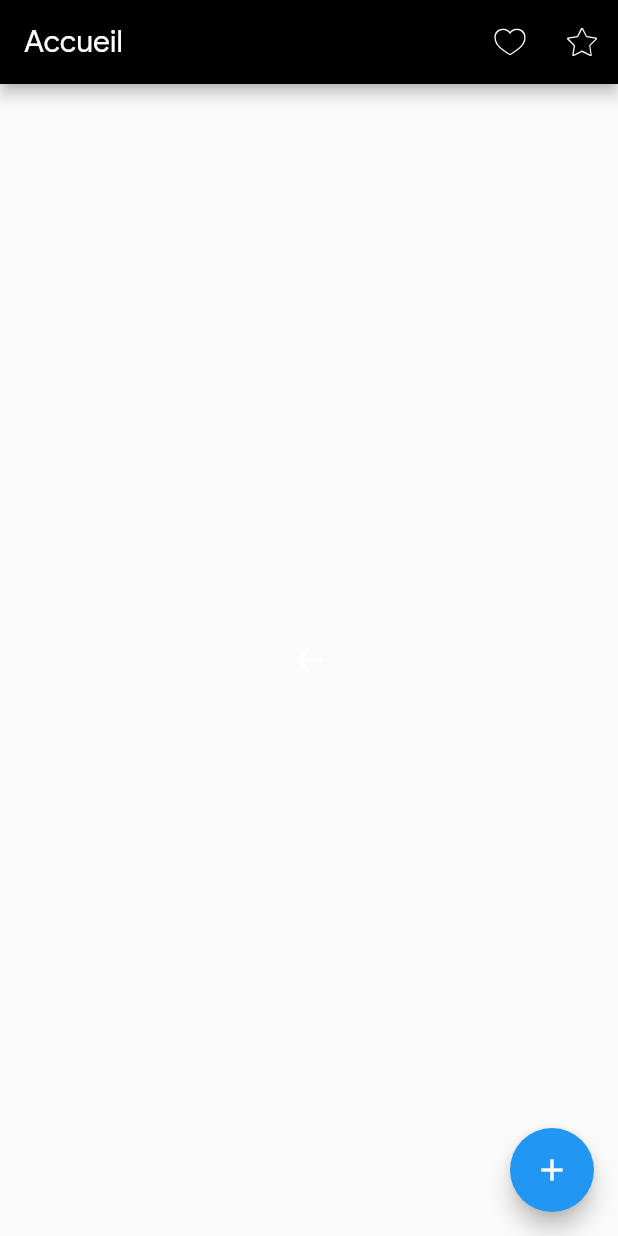
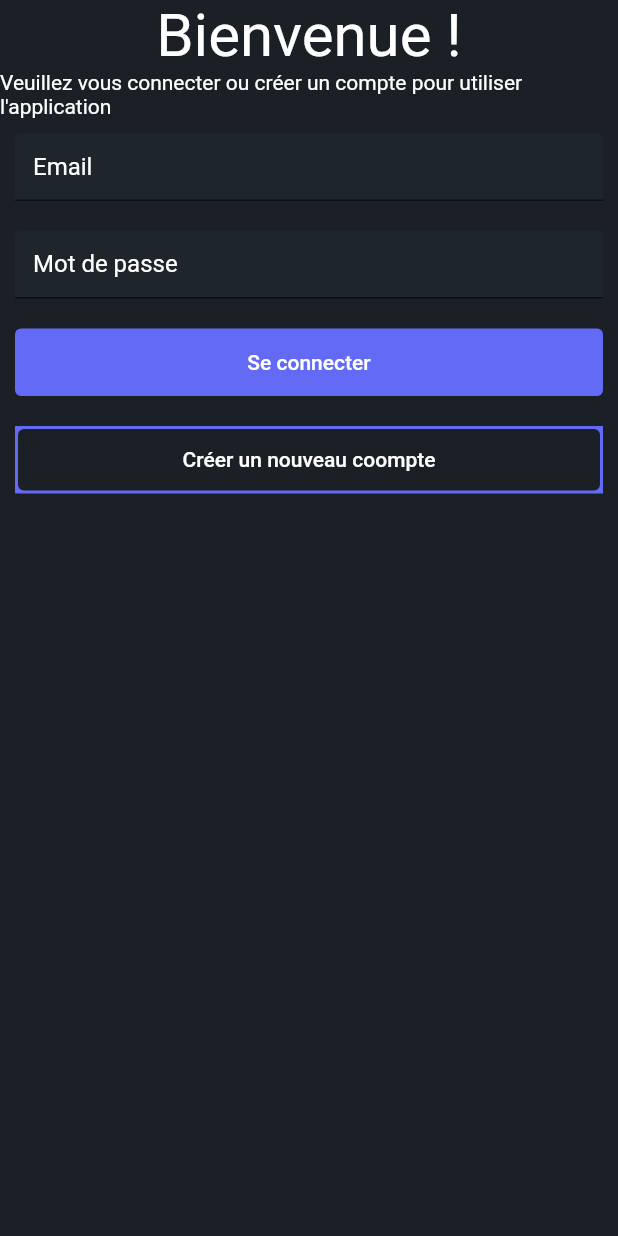
Before and after one commit to Ulpeo/projet_steam, a Flutter app: the screen it shows after launch, on a phone screen of 412 x 824 dp. Run offline on Flutter 3.47's test engine with Material 2 defaults, Android fonts, the light colour scheme and no system bars; our stand-ins replace flutter_svg.

Commit message:
page connexion + widgets

```diff
--- a/lib/Pages/WidgetsClasses/props.dart
+++ b/lib/Pages/WidgetsClasses/props.dart
@@ -32,6 +32,9 @@ Widget searchbar(){
 
 Widget game(){
   return(
+  Center(
+
+    child: (
     Row(
       children: [
         SvgPicture.asset('assets/images/empty_likes.svg'),
@@ -43,6 +46,7 @@ Widget game(){
           ],
         ),
         Container(
+
           color: const Color(0xFF636AF6) ,
           child:
             Text('En savoir plus', style: TextStyle(color: Colors.white),),
@@ -50,5 +54,91 @@ Widget game(){
       ],
 
     )
+    ),
+  )
+
   );
 }
+
+Widget button(String mot){
+  return(
+  Container(
+    width: 400,
+    height: 45,
+    margin: const EdgeInsets.all(10.0),
+    child: TextButton(
+      style: TextButton.styleFrom(
+        backgroundColor: const Color(0xFF636AF6),
+
+      ),
+      onPressed: () {},
+      child: Text(
+        mot,
+        style: TextStyle(
+          color: Color(0xffffffff),
+        ),
+      ),
+    ),
+  )
+  );
+}
+
+
+
+
+Widget buttonCompte(){
+  return(
+      Container(
+        width: 400,
+        height: 45,
+        margin: const EdgeInsets.all(10.0),
+        decoration: ShapeDecoration(
+            color: const Color(0xFF636AF6),
+            shape: RoundedRectangleBorder(
+                borderRadius: BorderRadius.circular(0),
+                side: BorderSide(
+                    width: 2,
+                    color:const Color(0xFF636AF6)
+                )
+            )
+        ),
+        child: TextButton(
+          style: TextButton.styleFrom(
+            backgroundColor: const Color(0xFF1A2025),
+
+          ),
+
+          onPressed: () {},
+          child: Text(
+            "Créer un nouveau coompte",
+            style: TextStyle(
+              color: Color(0xffffffff),
+            ),
+          ),
+        ),
+      )
+  );
+}
+
+Widget champText(String mot){
+  return(
+
+  Container(
+    width: 400,
+    height: 45,
+    margin: const EdgeInsets.all(10.0),
+    child: (
+        TextField(
+          //obscureText: true,
+          style: TextStyle(color: Colors.white,),
+          decoration: InputDecoration(
+            labelText: mot,
+            labelStyle: TextStyle(color: Colors.white,),
+            filled: true,
+            fillColor: const Color(0xFF1E262C),
+          ),
+        )
+    ),
+  )
+  );
+}
--- /dev/null
+++ b/lib/Pages/connexion/connexion.dart
@@ -0,0 +1,34 @@
+import 'package:flutter/material.dart';
+import 'package:flutter_svg/flutter_svg.dart';
+
+import '../WidgetsClasses/props.dart';
+
+class Connexion extends StatefulWidget {
+  const Connexion({Key? key}) : super(key: key);
+
+  @override
+  State<Connexion> createState() => _ConnexionState();
+}
+
+class _ConnexionState extends State<Connexion> {
+  @override
+  Widget build(BuildContext context) {
+    return Scaffold(
+        backgroundColor: const Color(0xFF1A2025),
+      body:
+
+        Column(
+          children:[
+
+          Text('Bienvenue !', style: TextStyle(color: Colors.white, fontSize: 40),),
+          Text("Veuillez vous connecter ou créer un compte pour utiliser l'application", style: TextStyle(color:Colors.white)),
+            champText('Email'),
+            champText('Mot de passe'),
+            button('Se connecter'),
+            buttonCompte(),
+
+    ]
+        )
+    );
+  }
+}
--- a/lib/main.dart
+++ b/lib/main.dart
@@ -1,5 +1,8 @@
 import 'package:flutter/material.dart';
 import 'package:flutter_svg/flutter_svg.dart';
+import 'package:projet_steam/Pages/connexion/connexion.dart';
+
+import 'Pages/home/home.dart';
 
 void main() {
   runApp(const MyApp());
@@ -25,7 +28,7 @@ class MyApp extends StatelessWidget {
         // is not restarted.
         primarySwatch: Colors.blue,
       ),
-      home: const MyHomePage(title: 'Flutter Demo Home Page'),
+      home: const Connexion(),
     );
   }
 }
```
Lines whose indentation alone changed are shown as unchanged.
